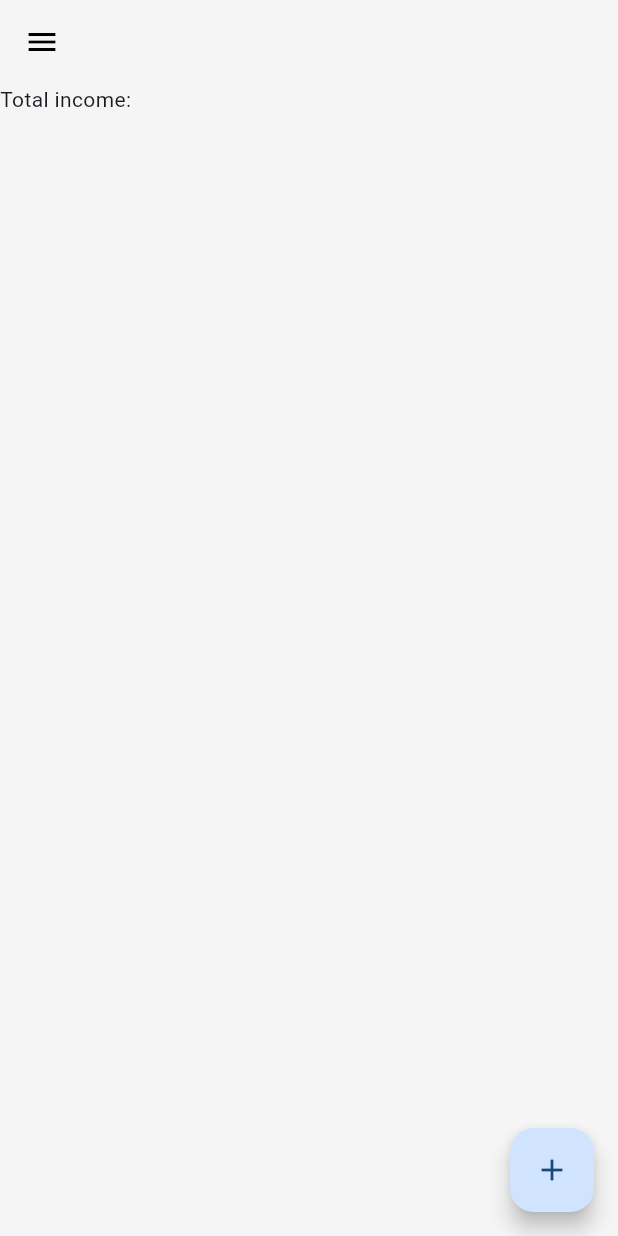
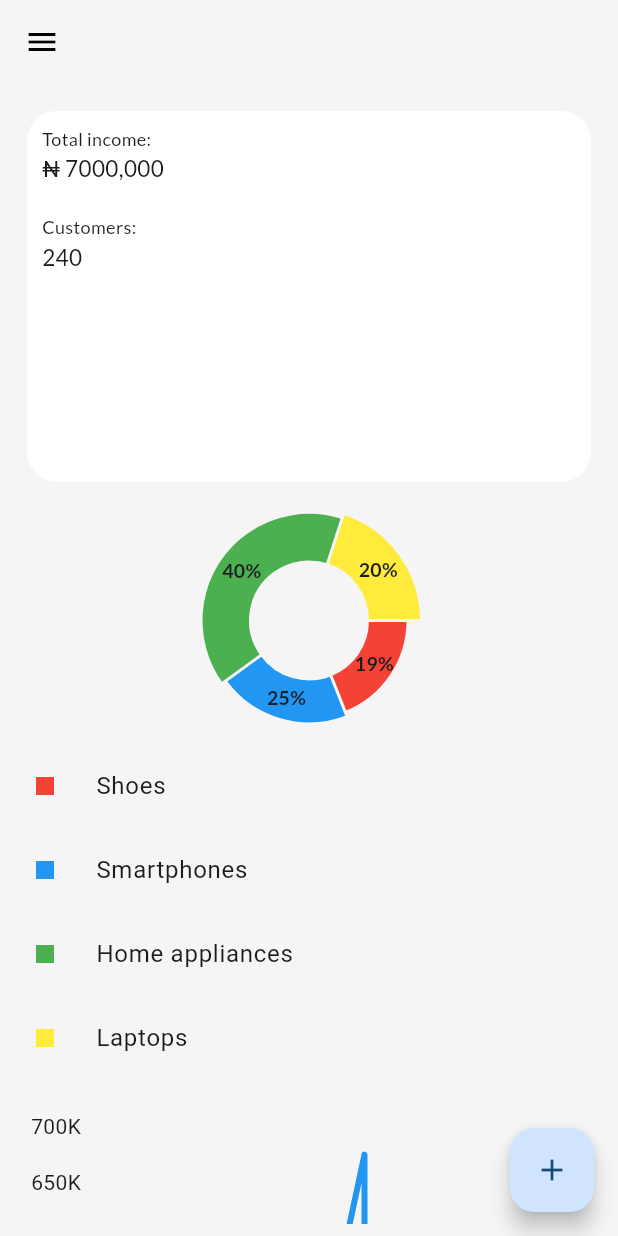
Before and after one commit to mustapha-amin/go_shop_admin_panel, a Flutter app: the screen it shows after launch, on a phone screen of 412 x 824 dp. Run offline on Flutter 3.47's test engine with Material 2 defaults, Android fonts, the phone set to English and light mode, and no system bars; drawn by our look-alikes of fl_chart; our stand-ins replace cloud_firestore, firebase_core, firebase_storage, flutter_spinkit, google_fonts, image_picker and 3 more; accounts and stored records are empty.

Commit message:
added some widgets to the dashboard

```diff
--- a/lib/screens/add_product.dart
+++ b/lib/screens/add_product.dart
@@ -263,6 +263,7 @@ class _AddProductState extends State<AddProduct> {
                 ),
                 isPC(context)
                     ? Column(
+                      crossAxisAlignment: CrossAxisAlignment.end,
                         mainAxisAlignment: MainAxisAlignment.start,
                         children: [
                           kIsWeb
@@ -295,8 +296,8 @@ class _AddProductState extends State<AddProduct> {
                           Padding(
                             padding: const EdgeInsets.all(8.0),
                             child: SizedBox(
-                              width: 30.w,
-                              height: 9.h,
+                              width: 20.w,
+                              height: 6.h,
                               child: ElevatedButton(
                                 style: ElevatedButton.styleFrom(
                                   backgroundColor:
--- a/lib/screens/dashboard.dart
+++ b/lib/screens/dashboard.dart
@@ -1,12 +1,20 @@
 import 'package:flutter/foundation.dart';
 import 'package:flutter/material.dart';
+import 'package:go_shop_admin_panel/consts/textstyle.dart';
 import 'package:go_shop_admin_panel/model/category.dart' as custom;
 import 'package:go_shop_admin_panel/screens/add_product.dart';
+import 'package:go_shop_admin_panel/utils/consts.dart';
 import 'package:go_shop_admin_panel/utils/screensize.dart';
 import 'package:go_shop_admin_panel/utils/snackbar.dart';
+import 'package:go_shop_admin_panel/widgets/charts.dart';
+import 'package:go_shop_admin_panel/widgets/sales.dart';
 import 'package:go_shop_admin_panel/widgets/side_menu.dart';
 import 'package:go_shop_admin_panel/widgets/spacings.dart';
 import 'package:provider/provider.dart';
+import 'package:sizer/sizer.dart';
+import 'package:fl_chart/fl_chart.dart';
+
+import '../widgets/pie_chart.dart';
 
 class DashBoard extends StatefulWidget {
   const DashBoard({Key? key}) : super(key: key);
@@ -43,22 +51,60 @@ class _DashBoardState extends State<DashBoard> {
             ),
       drawer: const SideMenu(),
       body: Row(
+        crossAxisAlignment: CrossAxisAlignment.start,
         children: [
           isPC(context) ? const SideMenu() : const SizedBox(),
           Expanded(
-            child: Column(
-              mainAxisAlignment: MainAxisAlignment.start,
+            child: Padding(
+              padding: const EdgeInsets.all(8.0),
+              child: ListView(
                 children: [
                   Row(
+                    crossAxisAlignment: CrossAxisAlignment.start,
+                    mainAxisAlignment: MainAxisAlignment.center,
                     children: [
-                    Expanded(child: Container(
-                      child: Text("Total income: "),
-                    ))
+                      Expanded(
+                        child: Container(
+                          margin: const EdgeInsets.all(10),
+                          padding: const EdgeInsets.all(10),
+                          height: 30.h,
+                          width: !isPCorTablet(context) ? 90.w : 30.w,
+                          decoration: BoxDecoration(
+                            borderRadius: BorderRadius.circular(20),
+                            color: Colors.white,
+                            boxShadow: [
+                              BoxShadow(
+                                color: Colors.grey[100]!,
+                                blurRadius: 0.5,
+                              ),
+                              BoxShadow(
+                                color: Colors.grey[100]!,
+                                blurRadius: 0.5,
+                              )
                             ],
+                          ),
+                          child: const SalesWidget(),
+                        ),
+                      ),
+                      isPCorTablet(context)
+                          ? const Expanded(child: PieChartWidget())
+                          : const SizedBox(),
+                    ],
+                  ),
+                  !isPCorTablet(context)
+                      ? const Expanded(child: PieChartWidget())
+                      : const SizedBox(),
+                  addVerticalSpacing(30),
+                  const Expanded(
+                    child: Padding(
+                      padding: EdgeInsets.symmetric(horizontal: 10),
+                      child: Chart(),
+                    ),
                   )
                 ],
               ),
             ),
+          )
         ],
       ),
       floatingActionButton: !kIsWeb
--- /dev/null
+++ b/lib/widgets/charts.dart
@@ -0,0 +1,90 @@
+import 'package:flutter/material.dart';
+import 'package:fl_chart/fl_chart.dart';
+import 'package:go_shop_admin_panel/consts/textstyle.dart';
+import 'package:go_shop_admin_panel/utils/screensize.dart';
+import 'package:sizer/sizer.dart';
+
+class Chart extends StatelessWidget {
+  const Chart({super.key});
+
+  @override
+  Widget build(BuildContext context) {
+    return SizedBox(
+      height: isPCorTablet(context) ? 50.h : 70.h,
+      width: !isPCorTablet(context) ? 100.w : 50.w,
+      child: LineChart(
+        LineChartData(
+          lineTouchData: LineTouchData(
+            handleBuiltInTouches: true,
+            touchTooltipData: LineTouchTooltipData(
+              tooltipBgColor: Colors.blueGrey.withOpacity(0.8),
+            ),
+          ),
+          gridData: const FlGridData(show: false),
+          titlesData: FlTitlesData(
+            bottomTitles: AxisTitles(
+              axisNameWidget: Text(
+                "Months",
+                style: kTextStyle(
+                  15,
+                  context,
+                ),
+              ),
+              sideTitles: const SideTitles(
+                showTitles: true,
+                reservedSize: 32,
+                interval: 1,
+              ),
+            ),
+            rightTitles: const AxisTitles(
+              sideTitles: SideTitles(showTitles: false),
+            ),
+            topTitles: const AxisTitles(
+              sideTitles: SideTitles(showTitles: false),
+            ),
+          ),
+          borderData: FlBorderData(
+            show: true,
+            border: Border(
+              bottom: BorderSide(
+                  color: Theme.of(context).primaryColor.withOpacity(0.2),
+                  width: 4),
+              left: const BorderSide(color: Colors.transparent),
+              right: const BorderSide(color: Colors.transparent),
+              top: const BorderSide(color: Colors.transparent),
+            ),
+          ),
+          lineBarsData: [
+            LineChartBarData(
+              color: Colors.blue,
+              barWidth: 4,
+              isStrokeCapRound: true,
+              dotData: const FlDotData(show: false),
+              belowBarData: BarAreaData(show: false),
+              spots: const [
+                FlSpot(1, 200000),
+                FlSpot(2, 150000),
+                FlSpot(3, 150000),
+                FlSpot(4, 600000),
+                FlSpot(5, 300000),
+                FlSpot(7, 675000),
+                FlSpot(7, 150000),
+                FlSpot(8, 340000),
+                FlSpot(9, 500000),
+                FlSpot(10, 350000),
+                FlSpot(11, 280000),
+                FlSpot(12, 555000),
+              ],
+            )
+          ],
+          minX: 1,
+          maxX: 12,
+          maxY: 700000,
+          minY: 0,
+        ),
+        duration: const Duration(milliseconds: 150), // Optional
+        curve: Curves.linear, // Optional
+      ),
+    );
+  }
+}
--- /dev/null
+++ b/lib/widgets/pie_chart.dart
@@ -0,0 +1,92 @@
+import 'package:fl_chart/fl_chart.dart';
+import 'package:flutter/material.dart';
+import 'package:sizer/sizer.dart';
+
+import '../consts/textstyle.dart';
+
+class PieChartWidget extends StatelessWidget {
+  const PieChartWidget({
+    super.key,
+  });
+
+  @override
+  Widget build(BuildContext context) {
+    return Column(
+      children: [
+        SizedBox(
+          height: 20.h,
+          width: 20.w,
+          child: Padding(
+            padding: const EdgeInsets.all(8.0),
+            child: PieChart(
+              PieChartData(
+                centerSpaceRadius: 40,
+                sections: [
+                  PieChartSectionData(
+                    color: Colors.red,
+                    value: 19,
+                    radius: 25,
+                    title: "19%",
+                    titleStyle: kTextStyle(13, context, isBold: true),
+                  ),
+                  PieChartSectionData(
+                      color: Colors.blue,
+                      value: 21,
+                      radius: 28,
+                      title: "25%",
+                      titleStyle: kTextStyle(13, context, isBold: true)),
+                  PieChartSectionData(
+                    color: Colors.green,
+                    value: 40,
+                    title: "40%",
+                    titleStyle: kTextStyle(13, context, isBold: true),
+                    radius: 31,
+                  ),
+                  PieChartSectionData(
+                    color: Colors.yellow,
+                    value: 20,
+                    title: "20%",
+                    radius: 34,
+                    titleStyle: kTextStyle(13, context, isBold: true),
+                  ),
+                ],
+              ),
+            ),
+          ),
+        ),
+        ListTile(
+          leading: Container(
+            color: Colors.red,
+            width: 12,
+            height: 12,
+          ),
+          title: Text("Shoes"),
+        ),
+        ListTile(
+          leading: Container(
+            color: Colors.blue,
+            width: 12,
+            height: 12,
+          ),
+          title: Text("Smartphones"),
+        ),
+        ListTile(
+          leading: Container(
+            color: Colors.green,
+            width: 12,
+            height: 12,
+          ),
+          title: Text("Home appliances"),
+        ),
+        ListTile(
+          leading: Container(
+            color: Colors.yellow,
+            width: 12,
+            height: 12,
+          ),
+          title: Text("Laptops"),
+        ),
+      ],
+    );
+  }
+}
--- /dev/null
+++ b/lib/widgets/sales.dart
@@ -0,0 +1,36 @@
+import 'package:flutter/material.dart';
+import 'package:go_shop_admin_panel/widgets/spacings.dart';
+
+import '../consts/textstyle.dart';
+import '../utils/consts.dart';
+
+class SalesWidget extends StatelessWidget {
+  const SalesWidget({super.key});
+
+  @override
+  Widget build(BuildContext context) {
+    return Column(
+      mainAxisAlignment: MainAxisAlignment.start,
+      crossAxisAlignment: CrossAxisAlignment.start,
+      children: [
+        Text(
+          "Total income:",
+          style: kTextStyle(12, context),
+        ),
+        Text(
+          "$nairaSymbol 7000,000",
+          style: kTextStyle(15, context),
+        ),
+        addVerticalSpacing(20),
+        Text(
+          "Customers:",
+          style: kTextStyle(12, context),
+        ),
+        Text(
+          "240",
+          style: kTextStyle(15, context),
+        ),
+      ],
+    );
+  }
+}
--- a/pubspec.yaml
+++ b/pubspec.yaml
@@ -49,6 +49,7 @@ dependencies:
   intl:
   flutter_spinkit: ^5.2.0
   shimmer: ^3.0.0
+  fl_chart:
 
 dev_dependencies:
   flutter_test:
```
Also changed, not shown: pubspec.lock, 5 other files. Lines whose indentation alone changed are shown as unchanged.
